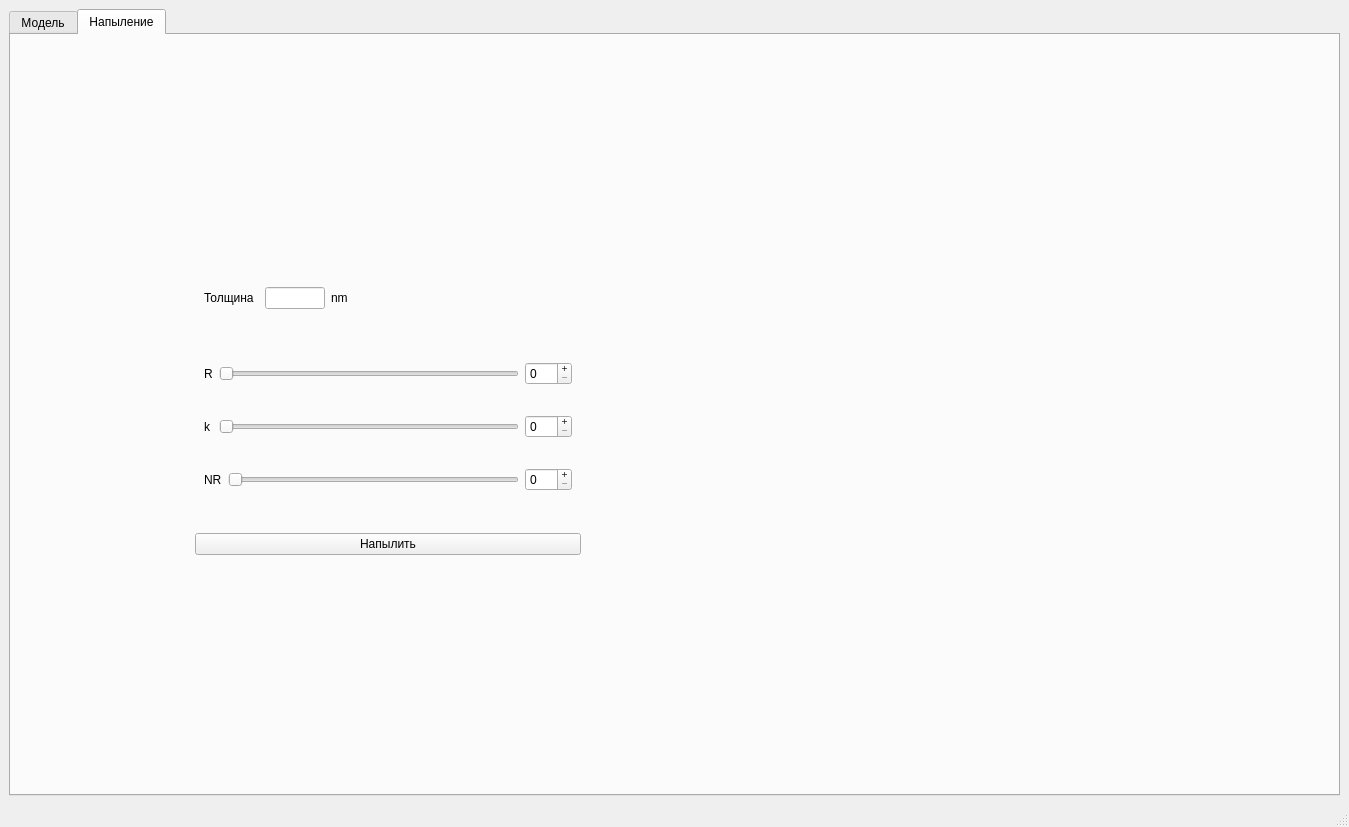
First picture: the form in gui.ui, repository MarchiyGV/RotationAndDeposition, before the edit.
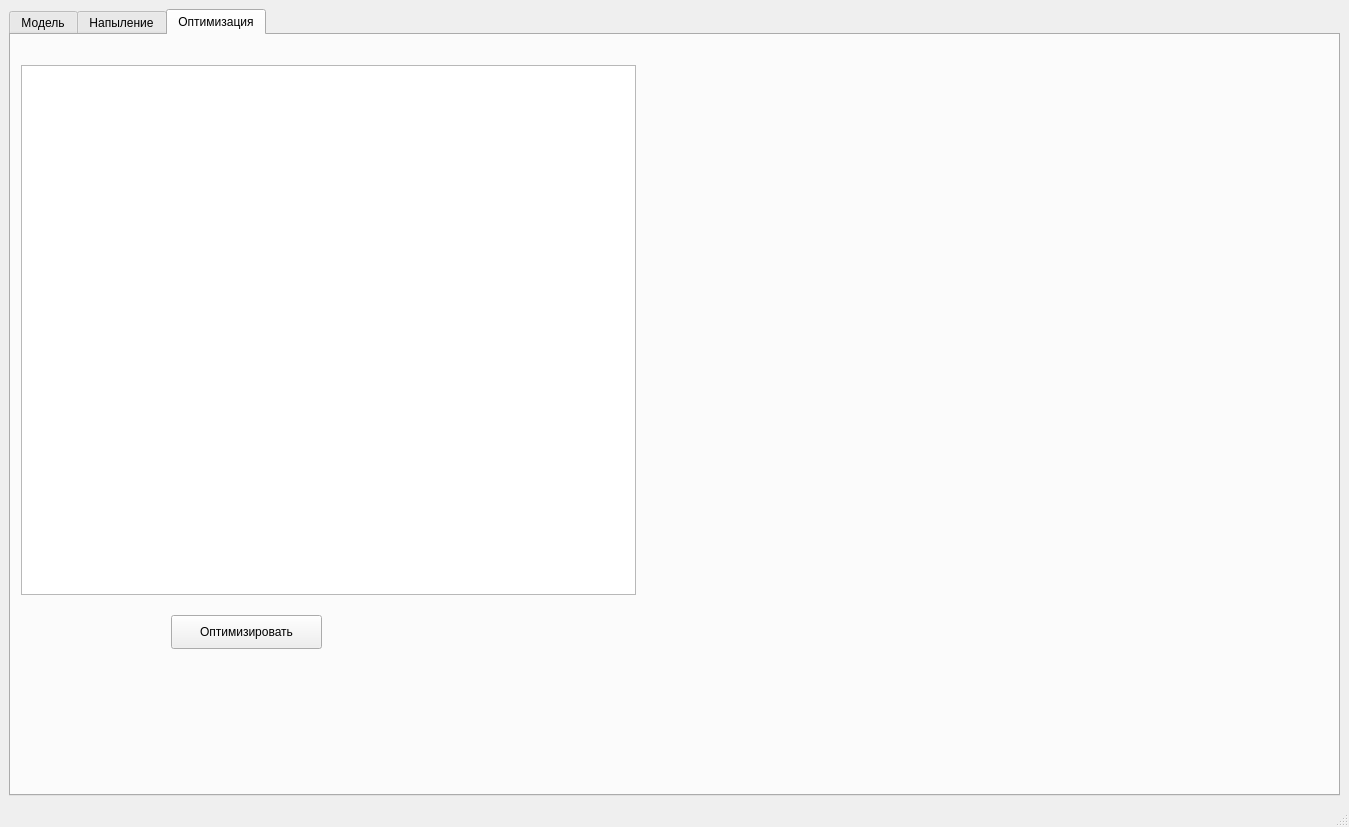
Second picture: the form after the edit. The open tabs and pages were chosen to show the change.

```diff
--- a/gui.ui
+++ b/gui.ui
@@ -360,6 +360,58 @@
         </item>
        </layout>
       </widget>
+      <widget class="QWidget" name="Optimization">
+       <attribute name="title">
+        <string>Оптимизация</string>
+       </attribute>
+       <widget class="QPushButton" name="optimizeButton">
+        <property name="geometry">
+         <rect>
+          <x>160</x>
+          <y>580</y>
+          <width>151</width>
+          <height>34</height>
+         </rect>
+        </property>
+        <property name="text">
+         <string>Оптимизировать</string>
+        </property>
+       </widget>
+       <widget class="QTableView" name="table_settings_opt">
+        <property name="enabled">
+         <bool>true</bool>
+        </property>
+        <property name="geometry">
+         <rect>
+          <x>10</x>
+          <y>30</y>
+          <width>615</width>
+          <height>530</height>
+         </rect>
+        </property>
+        <property name="sizePolicy">
+         <sizepolicy hsizetype="Ignored" vsizetype="Minimum">
+          <horstretch>0</horstretch>
+          <verstretch>0</verstretch>
+         </sizepolicy>
+        </property>
+        <property name="minimumSize">
+         <size>
+          <width>400</width>
+          <height>530</height>
+         </size>
+        </property>
+        <property name="sizeAdjustPolicy">
+         <enum>QAbstractScrollArea::AdjustToContents</enum>
+        </property>
+        <property name="editTriggers">
+         <set>QAbstractItemView::AnyKeyPressed|QAbstractItemView::DoubleClicked|QAbstractItemView::EditKeyPressed|QAbstractItemView::SelectedClicked</set>
+        </property>
+        <property name="alternatingRowColors">
+         <bool>false</bool>
+        </property>
+       </widget>
+      </widget>
      </widget>
     </item>
    </layout>
```
